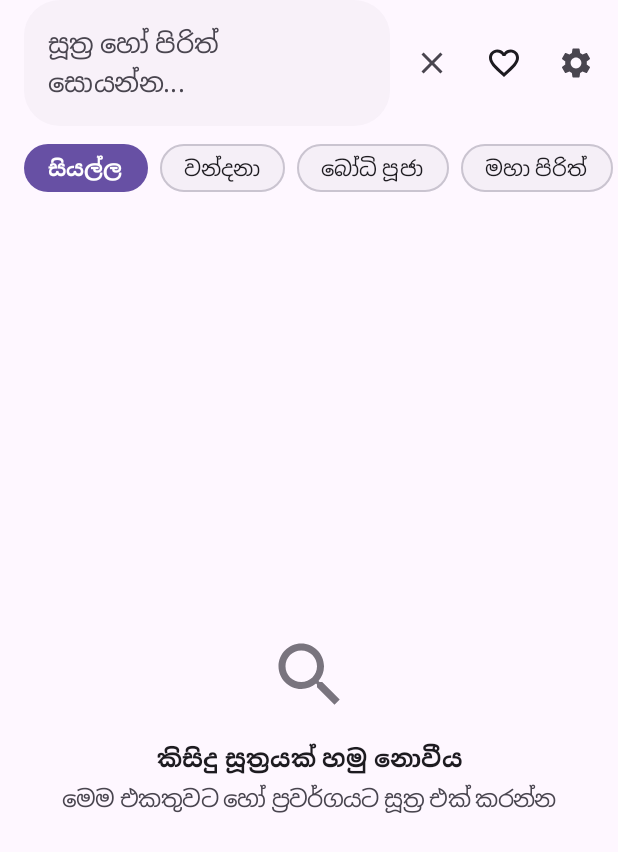
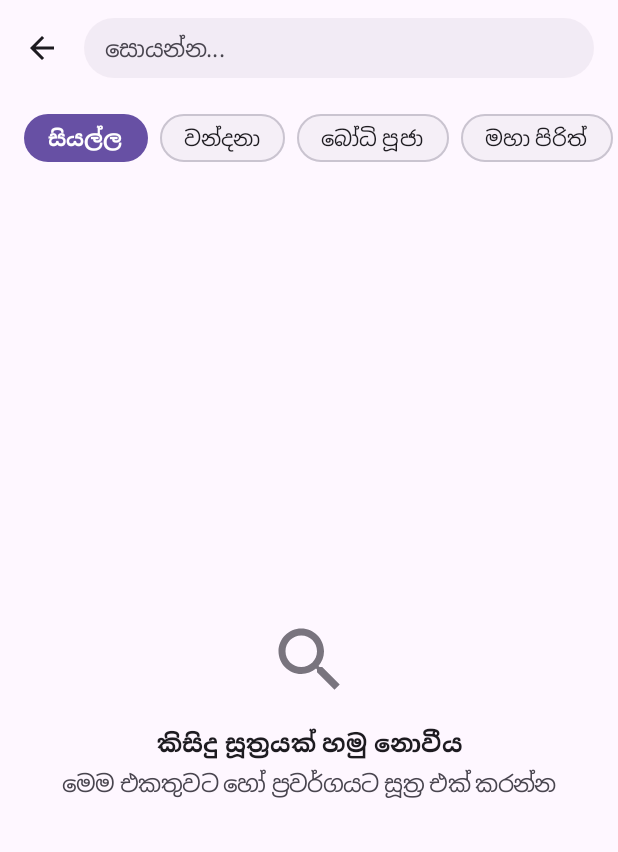
Before and after one commit to GayanChinthaka/Pirith, an Android app built with Jetpack Compose: the screen it shows after launch (MainActivity), after a tap on "Search", on a phone screen of 412 x 824 dp. Shown: the top 852 px of the screen. Run offline under Robolectric (Android 15) with nearby library versions, the phone set to English and light mode, and no system bars; our stand-ins replace Room's generated code.

Commit message:
feat: improve search UI and bump version to 3.1.3

```diff
--- a/app/build.gradle.kts
+++ b/app/build.gradle.kts
@@ -15,7 +15,7 @@ android {
         minSdk = 26
         targetSdk = 35
         versionCode = 312
-        versionName = "3.1.2"
+        versionName = "3.1.3"
 
         testInstrumentationRunner = "androidx.test.runner.AndroidJUnitRunner"
         vectorDrawables {
--- a/app/src/main/java/com/pokerlanka/pirith/ui/home/HomeScreen.kt
+++ b/app/src/main/java/com/pokerlanka/pirith/ui/home/HomeScreen.kt
@@ -1,5 +1,6 @@
 package com.pokerlanka.pirith.ui.home
 
+import androidx.activity.compose.BackHandler
 import androidx.compose.animation.AnimatedVisibility
 import androidx.compose.foundation.background
 import androidx.compose.foundation.clickable
@@ -20,7 +21,9 @@ import androidx.compose.foundation.lazy.LazyRow
 import androidx.compose.foundation.lazy.items
 import androidx.compose.foundation.shape.CircleShape
 import androidx.compose.foundation.shape.RoundedCornerShape
+import androidx.compose.foundation.text.BasicTextField
 import androidx.compose.material.icons.Icons
+import androidx.compose.material.icons.automirrored.filled.ArrowBack
 import androidx.compose.material.icons.automirrored.outlined.PlaylistAdd
 import androidx.compose.material.icons.filled.Add
 import androidx.compose.material.icons.filled.Check
@@ -59,6 +62,7 @@ import androidx.compose.material3.TopAppBar
 import androidx.compose.material3.TopAppBarDefaults
 import androidx.compose.material3.rememberModalBottomSheetState
 import androidx.compose.runtime.Composable
+import androidx.compose.runtime.LaunchedEffect
 import androidx.compose.runtime.getValue
 import androidx.compose.runtime.mutableStateOf
 import androidx.compose.runtime.remember
@@ -66,7 +70,10 @@ import androidx.compose.runtime.setValue
 import androidx.compose.ui.Alignment
 import androidx.compose.ui.Modifier
 import androidx.compose.ui.draw.clip
+import androidx.compose.ui.focus.FocusRequester
+import androidx.compose.ui.focus.focusRequester
 import androidx.compose.ui.graphics.Color
+import androidx.compose.ui.graphics.SolidColor
 import androidx.compose.ui.text.font.FontWeight
 import androidx.compose.ui.text.style.TextOverflow
 import androidx.compose.ui.unit.dp
@@ -92,6 +99,18 @@ fun HomeScreen(
     var showCreateCollectionDialog by remember { mutableStateOf(false) }
     var newCollectionName by remember { mutableStateOf("") }
     var collectionToDelete by remember { mutableStateOf<SuttaCollection?>(null) }
+    val focusRequester = remember { FocusRequester() }
+
+    LaunchedEffect(isSearchExpanded) {
+        if (isSearchExpanded) {
+            focusRequester.requestFocus()
+        }
+    }
+
+    BackHandler(enabled = isSearchExpanded) {
+        isSearchExpanded = false
+        onSearchQueryChanged("")
+    }
 
     // State for Sutta Collection management bottom sheet
     var managingSuttaForCollections by remember { mutableStateOf<Sutta?>(null) }
@@ -100,31 +119,74 @@ fun HomeScreen(
     Scaffold(
         topBar = {
             TopAppBar(
-                title = {
+                navigationIcon = {
                     if (isSearchExpanded) {
-                        OutlinedTextField(
-                            value = uiState.searchQuery,
-                            onValueChange = onSearchQueryChanged,
-                            placeholder = { Text("සූත්‍ර හෝ පිරිත් සොයන්න...") },
-                            singleLine = true,
-                            modifier = Modifier
-                                .fillMaxWidth()
-                                .padding(end = 8.dp),
-                            shape = RoundedCornerShape(24.dp),
-                            trailingIcon = {
-                                if (uiState.searchQuery.isNotEmpty()) {
-                                    IconButton(onClick = { onSearchQueryChanged("") }) {
-                                        Icon(Icons.Default.Close, contentDescription = "Clear search")
+                        IconButton(onClick = {
+                            isSearchExpanded = false
+                            onSearchQueryChanged("")
+                        }) {
+                            Icon(
+                                Icons.AutoMirrored.Filled.ArrowBack,
+                                contentDescription = "Close search"
+                            )
                         }
                     }
                 },
-                            colors = TextFieldDefaults.colors(
-                                focusedContainerColor = MaterialTheme.colorScheme.surfaceVariant.copy(alpha = 0.5f),
-                                unfocusedContainerColor = MaterialTheme.colorScheme.surfaceVariant.copy(alpha = 0.3f),
-                                focusedIndicatorColor = Color.Transparent,
-                                unfocusedIndicatorColor = Color.Transparent
+                title = {
+                    if (isSearchExpanded) {
+                        Box(
+                            modifier = Modifier
+                                .fillMaxWidth()
+                                .padding(end = 8.dp)
+                                .height(40.dp)
+                                .clip(RoundedCornerShape(20.dp))
+                                .background(MaterialTheme.colorScheme.surfaceVariant.copy(alpha = 0.5f))
+                                .padding(horizontal = 14.dp),
+                            contentAlignment = Alignment.CenterStart
+                        ) {
+                            Row(
+                                verticalAlignment = Alignment.CenterVertically,
+                                modifier = Modifier.fillMaxWidth()
+                            ) {
+                                BasicTextField(
+                                    value = uiState.searchQuery,
+                                    onValueChange = onSearchQueryChanged,
+                                    modifier = Modifier
+                                        .weight(1f)
+                                        .focusRequester(focusRequester),
+                                    singleLine = true,
+                                    textStyle = MaterialTheme.typography.bodyMedium.copy(
+                                        color = MaterialTheme.colorScheme.onSurface
+                                    ),
+                                    cursorBrush = SolidColor(MaterialTheme.colorScheme.primary),
+                                    decorationBox = { innerTextField ->
+                                        if (uiState.searchQuery.isEmpty()) {
+                                            Text(
+                                                text = "සොයන්න...",
+                                                style = MaterialTheme.typography.bodyMedium,
+                                                color = MaterialTheme.colorScheme.onSurfaceVariant,
+                                                maxLines = 1,
+                                                overflow = TextOverflow.Ellipsis
                                             )
+                                        }
+                                        innerTextField()
+                                    }
                                 )
+                                if (uiState.searchQuery.isNotEmpty()) {
+                                    IconButton(
+                                        onClick = { onSearchQueryChanged("") },
+                                        modifier = Modifier.size(28.dp)
+                                    ) {
+                                        Icon(
+                                            Icons.Default.Close,
+                                            contentDescription = "Clear search",
+                                            modifier = Modifier.size(16.dp),
+                                            tint = MaterialTheme.colorScheme.onSurfaceVariant
+                                        )
+                                    }
+                                }
+                            }
+                        }
                     } else {
                         Column {
                             Text(
@@ -144,12 +206,10 @@ fun HomeScreen(
                     }
                 },
                 actions = {
-                    IconButton(onClick = {
-                        isSearchExpanded = !isSearchExpanded
-                        if (!isSearchExpanded) onSearchQueryChanged("")
-                    }) {
+                    if (!isSearchExpanded) {
+                        IconButton(onClick = { isSearchExpanded = true }) {
                             Icon(
-                            if (isSearchExpanded) Icons.Default.Close else Icons.Default.Search,
+                                Icons.Default.Search,
                                 contentDescription = "Search"
                             )
                         }
@@ -162,6 +222,7 @@ fun HomeScreen(
                         }
                         IconButton(onClick = onSettingsClick) {
                             Icon(Icons.Default.Settings, contentDescription = "Settings")
+                        }
                     }
                 },
                 colors = TopAppBarDefaults.topAppBarColors(
```
Lines whose indentation alone changed are shown as unchanged.
